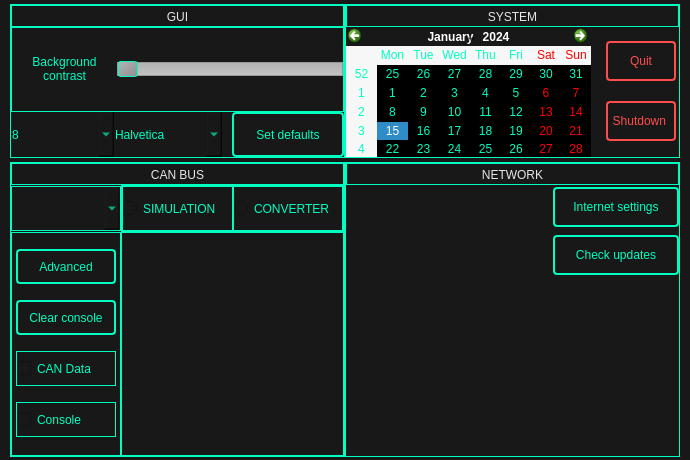
This is ui/settings.ui in rozkalibrowany/vocc as Qt 5 draws it before an edit. The edited form follows.
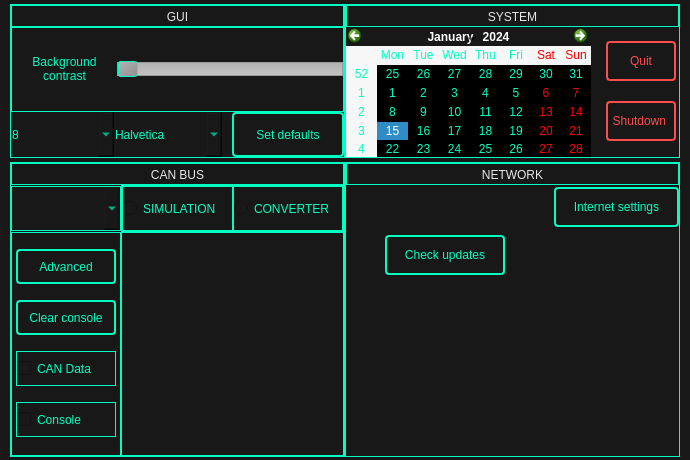
This is the edited form. Icons and pictures are not drawn.

What changed in the file:
```diff
--- a/ui/settings.ui
+++ b/ui/settings.ui
@@ -829,7 +829,7 @@
                        <widget class="QLabel" name="internetTxt">
                         <property name="minimumSize">
                          <size>
-                          <width>170</width>
+                          <width>165</width>
                           <height>40</height>
                          </size>
                         </property>
@@ -873,14 +873,14 @@
                       </property>
                       <property name="minimumSize">
                        <size>
-                        <width>110</width>
+                        <width>120</width>
                         <height>40</height>
                        </size>
                       </property>
                       <property name="maximumSize">
                        <size>
-                        <width>16777215</width>
-                        <height>16777215</height>
+                        <width>125</width>
+                        <height>40</height>
                        </size>
                       </property>
                       <property name="styleSheet">
@@ -923,10 +923,16 @@
                <property name="styleSheet">
                 <string notr="true">border: none;</string>
                </property>
+               <property name="lineWidth">
+                <number>0</number>
+               </property>
                <layout class="QVBoxLayout" name="verticalLayout_36">
                 <property name="spacing">
                  <number>0</number>
                 </property>
+                <property name="sizeConstraint">
+                 <enum>QLayout::SetFixedSize</enum>
+                </property>
                 <property name="leftMargin">
                  <number>0</number>
                 </property>
@@ -949,6 +955,9 @@
                     <property name="spacing">
                      <number>0</number>
                     </property>
+                    <property name="sizeConstraint">
+                     <enum>QLayout::SetMinimumSize</enum>
+                    </property>
                     <item>
                      <layout class="QHBoxLayout" name="horizontalLayout_18">
                       <property name="spacing">
@@ -958,50 +967,81 @@
                        <number>4</number>
                       </property>
                       <item>
+                       <layout class="QVBoxLayout" name="indLayer">
+                        <property name="spacing">
+                         <number>0</number>
+                        </property>
+                        <property name="sizeConstraint">
+                         <enum>QLayout::SetMinimumSize</enum>
+                        </property>
+                        <item>
                        <widget class="QWidget" name="updatesIndicator" native="true">
+                          <property name="sizePolicy">
+                           <sizepolicy hsizetype="Preferred" vsizetype="Preferred">
+                            <horstretch>0</horstretch>
+                            <verstretch>0</verstretch>
+                           </sizepolicy>
+                          </property>
                         <property name="minimumSize">
                          <size>
                           <width>35</width>
                           <height>35</height>
                          </size>
                         </property>
-                       </widget>
-                      </item>
-                      <item>
-                       <widget class="QLabel" name="updatesLabel">
-                        <property name="minimumSize">
-                         <size>
-                          <width>168</width>
-                          <height>40</height>
-                         </size>
-                        </property>
                         <property name="maximumSize">
                          <size>
-                          <width>16777215</width>
-                          <height>40</height>
-                         </size>
-                        </property>
-                        <property name="styleSheet">
-                         <string notr="true">font: 10.5pt &quot;Halvetica&quot; ;
-color: #00ffc1;</string>
+                            <width>35</width>
+                            <height>35</height>
+                           </size>
+                          </property>
+                         </widget>
+                        </item>
+                       </layout>
+                      </item>
+                      <item>
+                       <layout class="QVBoxLayout" name="statusLayer">
+                        <property name="spacing">
+                         <number>0</number>
                         </property>
-                        <property name="text">
-                         <string/>
+                        <property name="sizeConstraint">
+                         <enum>QLayout::SetMinimumSize</enum>
                         </property>
-                        <property name="alignment">
-                         <set>Qt::AlignCenter</set>
-                        </property>
-                       </widget>
+                       </layout>
                       </item>
                      </layout>
                     </item>
                    </layout>
                   </item>
                   <item>
+                   <widget class="QFrame" name="">
+                    <property name="maximumSize">
+                     <size>
+                      <width>117</width>
+                      <height>16777215</height>
+                     </size>
+                    </property>
+                    <property name="lineWidth">
+                     <number>0</number>
+                    </property>
                    <layout class="QVBoxLayout" name="verticalLayout_41">
                     <property name="spacing">
                      <number>0</number>
                     </property>
+                     <property name="sizeConstraint">
+                      <enum>QLayout::SetMinimumSize</enum>
+                     </property>
+                     <property name="leftMargin">
+                      <number>0</number>
+                     </property>
+                     <property name="topMargin">
+                      <number>0</number>
+                     </property>
+                     <property name="rightMargin">
+                      <number>0</number>
+                     </property>
+                     <property name="bottomMargin">
+                      <number>0</number>
+                     </property>
                     <item>
                      <widget class="QPushButton" name="checkUpdatesBtn">
                       <property name="sizePolicy">
@@ -1012,16 +1052,19 @@
                       </property>
                       <property name="minimumSize">
                        <size>
-                        <width>108</width>
+                         <width>120</width>
                         <height>40</height>
                        </size>
                       </property>
                       <property name="maximumSize">
                        <size>
-                        <width>16777215</width>
-                        <height>16777215</height>
-                       </size>
-                      </property>
+                         <width>125</width>
+                         <height>40</height>
+                        </size>
+                       </property>
+                       <property name="layoutDirection">
+                        <enum>Qt::LeftToRight</enum>
+                       </property>
                       <property name="styleSheet">
                        <string notr="true">QPushButton {
 border: 2px solid #00ffc1;
@@ -1053,6 +1096,7 @@
                      </widget>
                     </item>
                    </layout>
+                   </widget>
                   </item>
                  </layout>
                 </item>
```
Lines whose indentation alone changed are shown as unchanged.
